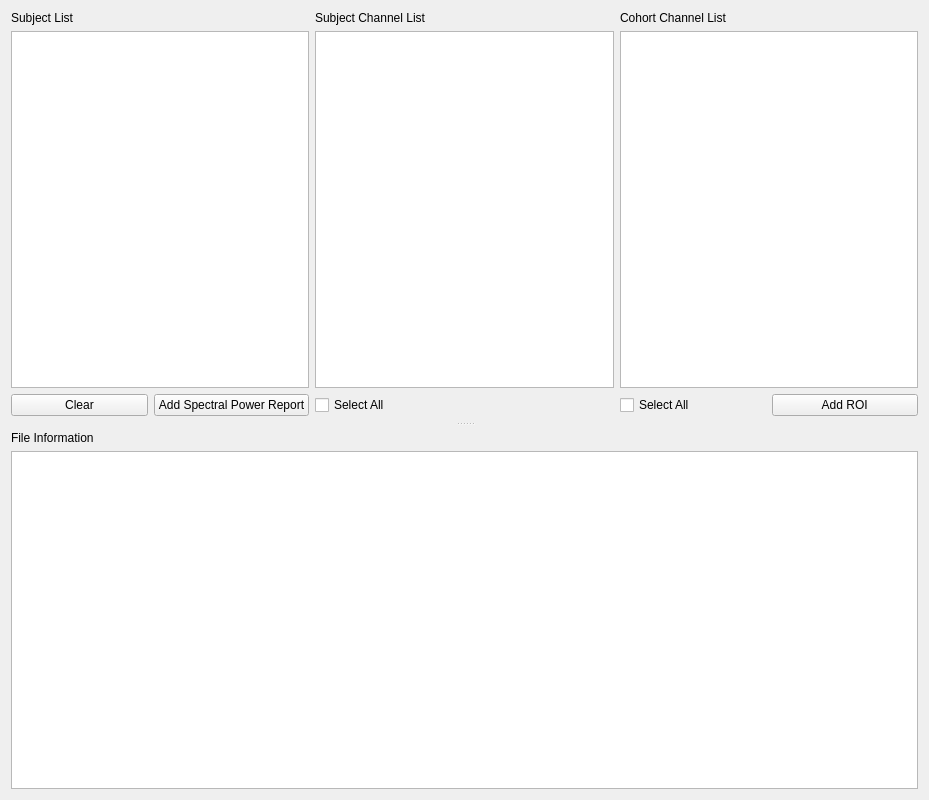
SnoozToolbox/snooz-package-ceams, file modules/CEAMSModules/PSACohortReview/Ui_PSACohortReviewSettingsView.ui: the form before one commit.
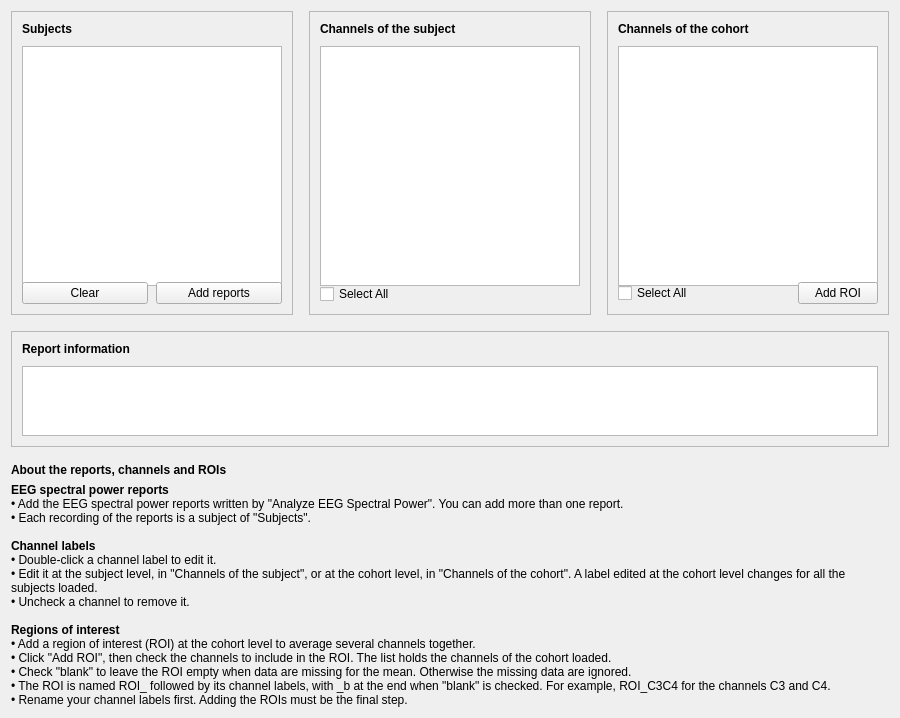
The form after the commit.

Commit message: Review EEG Spectral Power for the cohort: redesigned pages (tool 2.6.2, module PSA Cohort Review 2.6.2)

Patch:
```diff
--- a/modules/CEAMSModules/PSACohortReview/Ui_PSACohortReviewSettingsView.ui
+++ b/modules/CEAMSModules/PSACohortReview/Ui_PSACohortReviewSettingsView.ui
@@ -6,60 +6,79 @@
    <rect>
     <x>0</x>
     <y>0</y>
-    <width>929</width>
-    <height>800</height>
+    <width>900</width>
+    <height>700</height>
    </rect>
   </property>
   <property name="windowTitle">
    <string>Form</string>
   </property>
-  <layout class="QHBoxLayout" name="horizontalLayout_3">
+  <layout class="QVBoxLayout" name="verticalLayout">
+   <property name="spacing">
+    <number>16</number>
+   </property>
    <item>
-    <widget class="QSplitter" name="splitter">
-     <property name="orientation">
-      <enum>Qt::Orientation::Vertical</enum>
+    <layout class="QHBoxLayout" name="lists_layout" stretch="1,1,1">
+     <property name="spacing">
+      <number>16</number>
      </property>
-     <property name="handleWidth">
-      <number>15</number>
-     </property>
-     <property name="childrenCollapsible">
-      <bool>false</bool>
-     </property>
-     <widget class="QWidget" name="layoutWidget">
-      <layout class="QGridLayout" name="gridLayout">
-       <item row="0" column="0">
+     <item>
+      <widget class="QFrame" name="subjects_card">
+       <property name="frameShape">
+        <enum>QFrame::Shape::StyledPanel</enum>
+       </property>
+       <property name="frameShadow">
+        <enum>QFrame::Shadow::Raised</enum>
+       </property>
+       <layout class="QVBoxLayout" name="subjects_card_layout">
+        <property name="spacing">
+         <number>10</number>
+        </property>
+        <property name="leftMargin">
+         <number>10</number>
+        </property>
+        <property name="topMargin">
+         <number>10</number>
+        </property>
+        <property name="rightMargin">
+         <number>10</number>
+        </property>
+        <property name="bottomMargin">
+         <number>10</number>
+        </property>
+        <item>
         <widget class="QLabel" name="label">
-         <property name="text">
-          <string>Subject List</string>
-         </property>
-        </widget>
-       </item>
-       <item row="0" column="1">
-        <widget class="QLabel" name="label_2">
-         <property name="text">
-          <string>Subject Channel List</string>
-         </property>
-        </widget>
-       </item>
-       <item row="0" column="2">
-        <widget class="QLabel" name="label_3">
+          <property name="font">
+           <font>
+            <bold>true</bold>
+           </font>
+          </property>
+          <property name="toolTip">
+           <string>The subjects of the reports added. Select a subject to show its channels.</string>
+          </property>
          <property name="text">
-          <string>Cohort Channel List</string>
+           <string>Subjects</string>
          </property>
         </widget>
        </item>
-       <item row="1" column="0">
+        <item>
         <widget class="QListView" name="subject_listView">
+          <property name="minimumSize">
+           <size>
+            <width>0</width>
+            <height>240</height>
+           </size>
+          </property>
          <property name="editTriggers">
           <set>QAbstractItemView::EditTrigger::NoEditTriggers</set>
          </property>
         </widget>
        </item>
-       <item row="1" column="1">
-        <widget class="QListView" name="chan_subject_listView"/>
-       </item>
-       <item row="2" column="0">
-        <layout class="QHBoxLayout" name="horizontalLayout">
+        <item>
+         <layout class="QHBoxLayout" name="subjects_buttons_layout">
+          <property name="spacing">
+           <number>8</number>
+          </property>
          <item>
           <widget class="QPushButton" name="clear_pushButton">
            <property name="text">
@@ -70,21 +89,128 @@
          <item>
           <widget class="QPushButton" name="add_pushButton">
            <property name="text">
-            <string>Add Spectral Power Report</string>
+             <string>Add reports</string>
            </property>
           </widget>
          </item>
         </layout>
        </item>
-       <item row="2" column="1">
+       </layout>
+      </widget>
+     </item>
+     <item>
+      <widget class="QFrame" name="subject_channels_card">
+       <property name="frameShape">
+        <enum>QFrame::Shape::StyledPanel</enum>
+       </property>
+       <property name="frameShadow">
+        <enum>QFrame::Shadow::Raised</enum>
+       </property>
+       <layout class="QVBoxLayout" name="subject_channels_card_layout">
+        <property name="spacing">
+         <number>10</number>
+        </property>
+        <property name="leftMargin">
+         <number>10</number>
+        </property>
+        <property name="topMargin">
+         <number>10</number>
+        </property>
+        <property name="rightMargin">
+         <number>10</number>
+        </property>
+        <property name="bottomMargin">
+         <number>10</number>
+        </property>
+        <item>
+         <widget class="QLabel" name="label_2">
+          <property name="font">
+           <font>
+            <bold>true</bold>
+           </font>
+          </property>
+          <property name="toolTip">
+           <string>The channels of the selected subject. Double-click a label to edit it for this subject. Uncheck a channel to remove it.</string>
+          </property>
+          <property name="text">
+           <string>Channels of the subject</string>
+          </property>
+         </widget>
+        </item>
+        <item>
+         <widget class="QListView" name="chan_subject_listView">
+          <property name="minimumSize">
+           <size>
+            <width>0</width>
+            <height>240</height>
+           </size>
+          </property>
+         </widget>
+        </item>
+        <item>
         <widget class="QCheckBox" name="all_subject_chan_checkBox">
          <property name="text">
           <string>Select All</string>
          </property>
         </widget>
        </item>
-       <item row="2" column="2">
-        <layout class="QHBoxLayout" name="horizontalLayout_2">
+       </layout>
+      </widget>
+     </item>
+     <item>
+      <widget class="QFrame" name="cohort_channels_card">
+       <property name="frameShape">
+        <enum>QFrame::Shape::StyledPanel</enum>
+       </property>
+       <property name="frameShadow">
+        <enum>QFrame::Shadow::Raised</enum>
+       </property>
+       <layout class="QVBoxLayout" name="cohort_channels_card_layout">
+        <property name="spacing">
+         <number>10</number>
+        </property>
+        <property name="leftMargin">
+         <number>10</number>
+        </property>
+        <property name="topMargin">
+         <number>10</number>
+        </property>
+        <property name="rightMargin">
+         <number>10</number>
+        </property>
+        <property name="bottomMargin">
+         <number>10</number>
+        </property>
+        <item>
+         <widget class="QLabel" name="label_3">
+          <property name="font">
+           <font>
+            <bold>true</bold>
+           </font>
+          </property>
+          <property name="toolTip">
+           <string>The channels of all the subjects. A label edited here changes for all the subjects. Uncheck a channel to remove it from all the subjects.</string>
+          </property>
+          <property name="text">
+           <string>Channels of the cohort</string>
+          </property>
+         </widget>
+        </item>
+        <item>
+         <widget class="QListWidget" name="chan_cohort_listWidget">
+          <property name="minimumSize">
+           <size>
+            <width>0</width>
+            <height>240</height>
+           </size>
+          </property>
+         </widget>
+        </item>
+        <item>
+         <layout class="QHBoxLayout" name="cohort_tools_layout">
+          <property name="spacing">
+           <number>10</number>
+          </property>
          <item>
           <widget class="QCheckBox" name="all_cohort_chan_checkBox">
            <property name="text">
@@ -92,29 +218,69 @@
            </property>
           </widget>
          </item>
+          <item>
+           <spacer name="cohort_tools_spacer">
+            <property name="orientation">
+             <enum>Qt::Orientation::Horizontal</enum>
+            </property>
+            <property name="sizeHint" stdset="0">
+             <size>
+              <width>40</width>
+              <height>20</height>
+             </size>
+            </property>
+           </spacer>
+          </item>
          <item>
           <widget class="QPushButton" name="add_ROI_pushButton">
            <property name="toolTip">
             <string>Rename your channel labels first. Adding the ROIs must be the final step.</string>
            </property>
            <property name="text">
-            <string>     Add ROI     </string>
+             <string>Add ROI</string>
            </property>
           </widget>
          </item>
         </layout>
        </item>
-       <item row="1" column="2">
-        <widget class="QListWidget" name="chan_cohort_listWidget"/>
-       </item>
-      </layout>
-     </widget>
-     <widget class="QWidget" name="layoutWidget">
-      <layout class="QVBoxLayout" name="verticalLayout">
+       </layout>
+      </widget>
+     </item>
+    </layout>
+   </item>
+   <item>
+    <widget class="QFrame" name="information_card">
+     <property name="frameShape">
+      <enum>QFrame::Shape::StyledPanel</enum>
+     </property>
+     <property name="frameShadow">
+      <enum>QFrame::Shadow::Raised</enum>
+     </property>
+     <layout class="QVBoxLayout" name="information_card_layout">
+      <property name="spacing">
+       <number>10</number>
+      </property>
+      <property name="leftMargin">
+       <number>10</number>
+      </property>
+      <property name="topMargin">
+       <number>10</number>
+      </property>
+      <property name="rightMargin">
+       <number>10</number>
+      </property>
+      <property name="bottomMargin">
+       <number>10</number>
+      </property>
        <item>
         <widget class="QLabel" name="label_4">
+        <property name="font">
+         <font>
+          <bold>true</bold>
+         </font>
+        </property>
          <property name="text">
-          <string>File Information</string>
+         <string>Report information</string>
          </property>
         </widget>
        </item>
@@ -127,7 +293,41 @@
        </item>
       </layout>
      </widget>
-    </widget>
+   </item>
+   <item>
+    <layout class="QVBoxLayout" name="about_inputs_layout">
+     <property name="spacing">
+      <number>6</number>
+     </property>
+     <item>
+      <widget class="QLabel" name="about_inputs_title_label">
+       <property name="font">
+        <font>
+         <bold>true</bold>
+        </font>
+       </property>
+       <property name="text">
+        <string>About the reports, channels and ROIs</string>
+       </property>
+      </widget>
+     </item>
+     <item>
+      <widget class="QLabel" name="about_inputs_label">
+       <property name="text">
+        <string>&lt;b&gt;EEG spectral power reports&lt;/b&gt;&lt;br/&gt;• Add the EEG spectral power reports written by "Analyze EEG Spectral Power". You can add more than one report.&lt;br/&gt;• Each recording of the reports is a subject of "Subjects".&lt;br/&gt;&lt;br/&gt;&lt;b&gt;Channel labels&lt;/b&gt;&lt;br/&gt;• Double-click a channel label to edit it.&lt;br/&gt;• Edit it at the subject level, in "Channels of the subject", or at the cohort level, in "Channels of the cohort". A label edited at the cohort level changes for all the subjects loaded.&lt;br/&gt;• Uncheck a channel to remove it.&lt;br/&gt;&lt;br/&gt;&lt;b&gt;Regions of interest&lt;/b&gt;&lt;br/&gt;• Add a region of interest (ROI) at the cohort level to average several channels together.&lt;br/&gt;• Click "Add ROI", then check the channels to include in the ROI. The list holds the channels of the cohort loaded.&lt;br/&gt;• Check "blank" to leave the ROI empty when data are missing for the mean. Otherwise the missing data are ignored.&lt;br/&gt;• The ROI is named ROI_ followed by its channel labels, with _b at the end when "blank" is checked. For example, ROI_C3C4 for the channels C3 and C4.&lt;br/&gt;• Rename your channel labels first. Adding the ROIs must be the final step.</string>
+       </property>
+       <property name="textFormat">
+        <enum>Qt::TextFormat::RichText</enum>
+       </property>
+       <property name="wordWrap">
+        <bool>true</bool>
+       </property>
+       <property name="variant" stdset="0">
+        <string notr="true">help</string>
+       </property>
+      </widget>
+     </item>
+    </layout>
    </item>
   </layout>
  </widget>
```
Left out of the diff: 12 changed lines with no effect on the pictures. Lines whose indentation alone changed are shown as unchanged. The commit also changes 13 other files.
